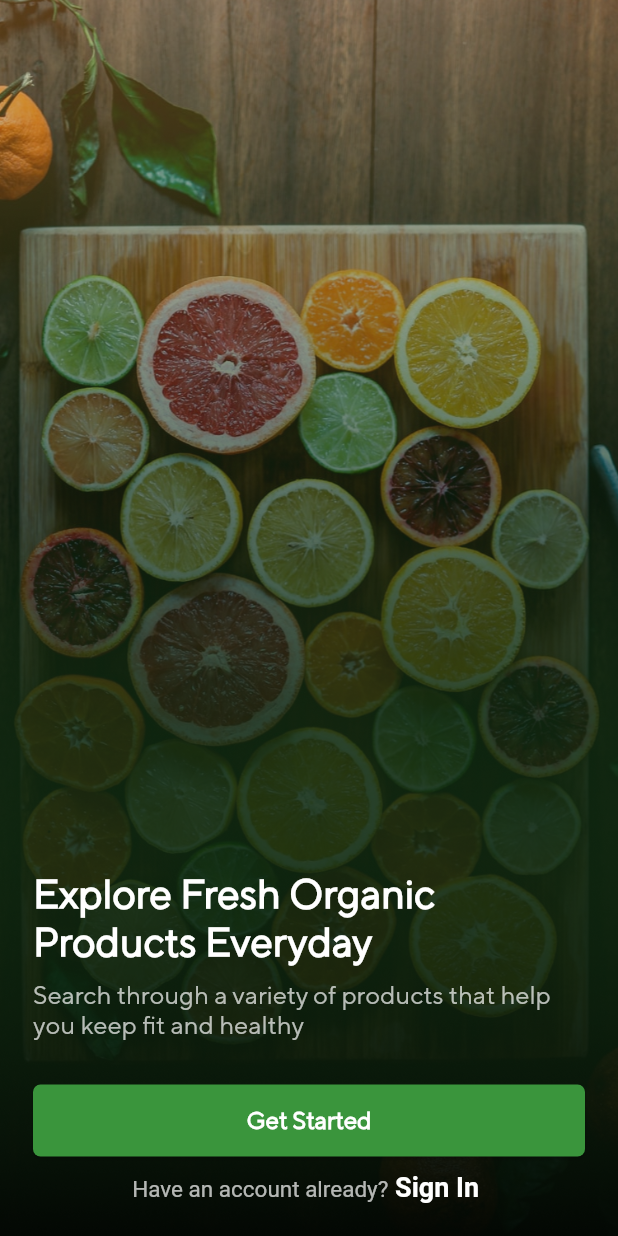
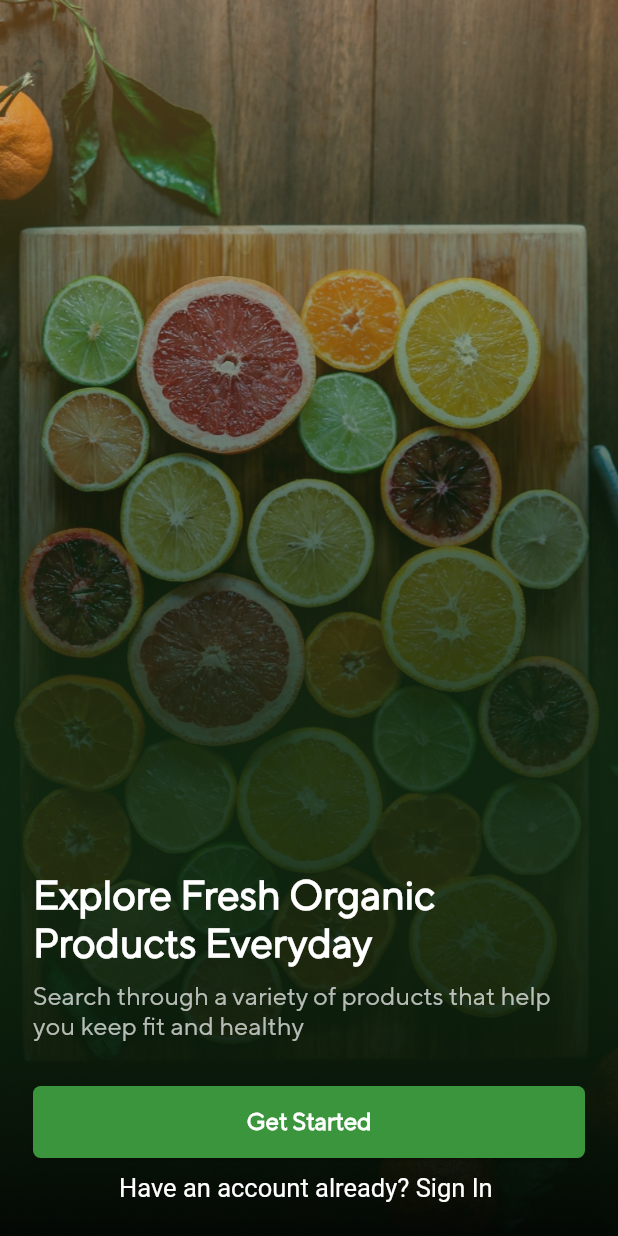
Before and after one commit to SimiPam/aduaba_app, a Flutter app: the screen it shows after launch, on a phone screen of 412 x 824 dp. Run offline on Flutter 3.47's test engine with Material 2 defaults, Android fonts, the phone set to English and light mode, and no system bars; our stand-ins replace carousel_slider, google_fonts, syncfusion_flutter_sliders; missing offline and left inert: syncfusion_flutter_core.

```diff
--- a/lib/screens/onboarding.dart
+++ b/lib/screens/onboarding.dart
@@ -90,13 +90,15 @@ class _OnboardingScreenState extends State<OnboardingScreen> {
                             TextSpan(
                               text: 'Have an account already?',
                               style: TextStyle(
-                                  fontSize: 15, color: Colors.white70),
+                                  fontSize: 17,
+                                  fontWeight: FontWeight.w400,
+                                  color: Colors.white),
                             ),
                             TextSpan(
                               text: (' Sign In '),
                               style: TextStyle(
-                                  fontSize: 18,
-                                  fontWeight: FontWeight.bold,
+                                  fontSize: 17,
+                                  fontWeight: FontWeight.w400,
                                   color: Colors.white),
                             ),
                           ],
@@ -158,7 +160,7 @@ class _OnboardingScreenState extends State<OnboardingScreen> {
                             Navigator.push(
                               context,
                               MaterialPageRoute(
-                                builder: (context) => SignIn(),
+                                builder: (context) => SignUp(),
                               ),
                             );
                           }),
@@ -180,13 +182,15 @@ class _OnboardingScreenState extends State<OnboardingScreen> {
                               TextSpan(
                                 text: 'Have an account already?',
                                 style: TextStyle(
-                                    fontSize: 18, color: Colors.white70),
+                                    fontSize: 17,
+                                    fontWeight: FontWeight.w400,
+                                    color: Colors.white),
                               ),
                               TextSpan(
                                 text: (' Sign In '),
                                 style: TextStyle(
-                                    fontSize: 21,
-                                    fontWeight: FontWeight.bold,
+                                    fontSize: 17,
+                                    fontWeight: FontWeight.w400,
                                     color: Colors.white),
                               ),
                             ],
@@ -247,7 +251,7 @@ class _OnboardingScreenState extends State<OnboardingScreen> {
                           Navigator.push(
                             context,
                             MaterialPageRoute(
-                              builder: (context) => SignIn(),
+                              builder: (context) => SignUp(),
                             ),
                           );
                         }),
@@ -269,13 +273,15 @@ class _OnboardingScreenState extends State<OnboardingScreen> {
                             TextSpan(
                               text: 'Have an account already?',
                               style: TextStyle(
-                                  fontSize: 18, color: Colors.white70),
+                                  fontSize: 17,
+                                  fontWeight: FontWeight.w400,
+                                  color: Colors.white),
                             ),
                             TextSpan(
                               text: (' Sign In '),
                               style: TextStyle(
-                                  fontSize: 21,
-                                  fontWeight: FontWeight.bold,
+                                  fontSize: 17,
+                                  fontWeight: FontWeight.w400,
                                   color: Colors.white),
                             ),
                           ],
--- a/lib/screens/reset_password.dart
+++ b/lib/screens/reset_password.dart
@@ -244,7 +244,7 @@ class _ResetPasswordState extends State<ResetPassword> {
                         child: Container(
                           padding: EdgeInsets.symmetric(
                               horizontal: 24, vertical: 32),
-                          // height: MediaQuery.of(context).size.height / 100 * 60,
+                          height: MediaQuery.of(context).size.height / 100 * 60,
                           child: otpForm(context),
                         ),
                       );
@@ -340,7 +340,7 @@ class _ResetPasswordState extends State<ResetPassword> {
                   builder: (BuildContext context) {
                     return SingleChildScrollView(
                       child: Container(
-                        // height: MediaQuery.of(context).size.height / 100 * 60,
+                        height: MediaQuery.of(context).size.height / 100 * 60,
                         padding:
                             EdgeInsets.symmetric(horizontal: 24, vertical: 32),
                         child: newPasswordModal(),
```
Also changed, not shown: assets/visa.png.
